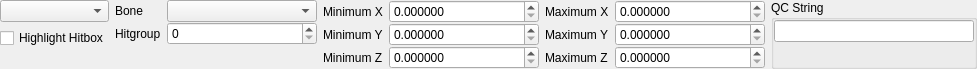
Before: the Qt Designer form src/tools/hlam/ui/assets/studiomodel/dockpanels/StudioModelHitboxesPanel.ui in SamVanheer/HalfLifeAssetManager, drawn with Qt 5.
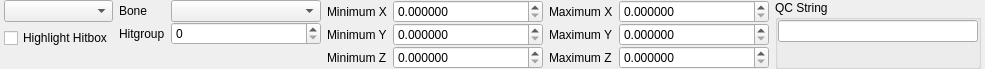
After: the same form once the commit is applied.

Commit message: Add 4 pixels of margin on left and right of dock panels, simplify Lighting panel contents

Diff of the .ui file:
```diff
--- a/src/tools/hlam/ui/assets/studiomodel/dockpanels/StudioModelHitboxesPanel.ui
+++ b/src/tools/hlam/ui/assets/studiomodel/dockpanels/StudioModelHitboxesPanel.ui
@@ -6,7 +6,7 @@
    <rect>
     <x>0</x>
     <y>0</y>
-    <width>945</width>
+    <width>953</width>
     <height>62</height>
    </rect>
   </property>
@@ -21,13 +21,13 @@
     <enum>QLayout::SetFixedSize</enum>
    </property>
    <property name="leftMargin">
-    <number>0</number>
+    <number>4</number>
    </property>
    <property name="topMargin">
     <number>0</number>
    </property>
    <property name="rightMargin">
-    <number>0</number>
+    <number>4</number>
    </property>
    <property name="bottomMargin">
     <number>0</number>
```
The commit also changes 13 other files.
